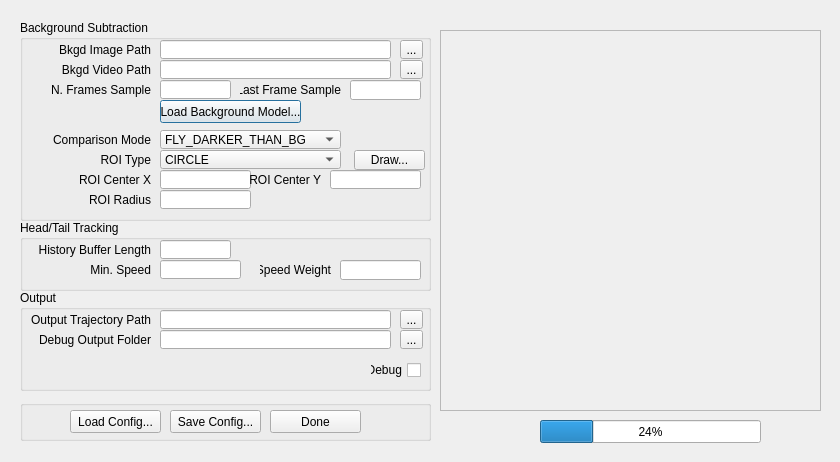
hubbardp/BIASJAABA, file src/plugin/flytrack/flytrack_plugin.ui: the form before one commit.
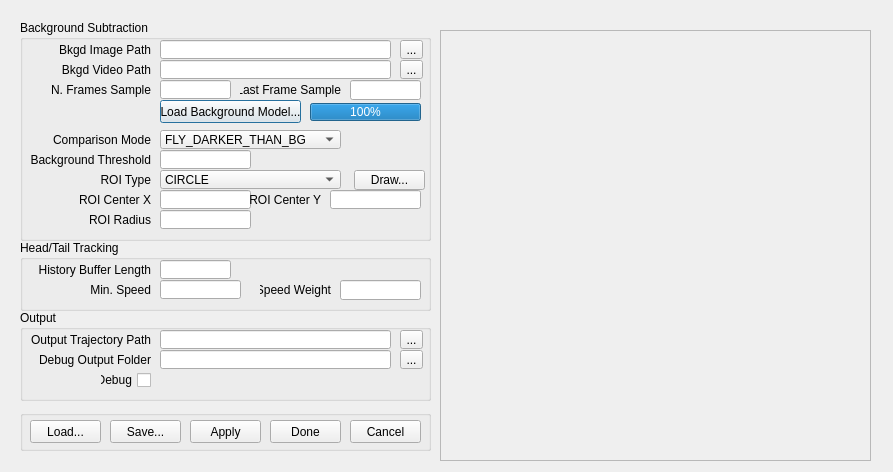
The form after the commit.

Commit message: Connecting flytrack UI to config.

The edit to the form file:
```diff
--- a/src/plugin/flytrack/flytrack_plugin.ui
+++ b/src/plugin/flytrack/flytrack_plugin.ui
@@ -6,10 +6,16 @@
    <rect>
     <x>0</x>
     <y>0</y>
-    <width>840</width>
-    <height>462</height>
+    <width>893</width>
+    <height>472</height>
    </rect>
   </property>
+  <property name="minimumSize">
+   <size>
+    <width>460</width>
+    <height>472</height>
+   </size>
+  </property>
   <property name="windowTitle">
    <string>Form</string>
   </property>
@@ -19,7 +25,7 @@
      <x>20</x>
      <y>20</y>
      <width>411</width>
-     <height>201</height>
+     <height>221</height>
     </rect>
    </property>
    <property name="title">
@@ -221,7 +227,7 @@
     <property name="geometry">
      <rect>
       <x>10</x>
-      <y>130</y>
+      <y>150</y>
       <width>121</width>
       <height>19</height>
      </rect>
@@ -240,7 +246,7 @@
     <property name="geometry">
      <rect>
       <x>140</x>
-      <y>130</y>
+      <y>150</y>
       <width>181</width>
       <height>19</height>
      </rect>
@@ -260,7 +266,7 @@
     <property name="geometry">
      <rect>
       <x>10</x>
-      <y>150</y>
+      <y>170</y>
       <width>121</width>
       <height>19</height>
      </rect>
@@ -279,7 +285,7 @@
     <property name="geometry">
      <rect>
       <x>140</x>
-      <y>150</y>
+      <y>170</y>
       <width>91</width>
       <height>19</height>
      </rect>
@@ -292,7 +298,7 @@
     <property name="geometry">
      <rect>
       <x>230</x>
-      <y>150</y>
+      <y>170</y>
       <width>71</width>
       <height>20</height>
      </rect>
@@ -311,7 +317,7 @@
     <property name="geometry">
      <rect>
       <x>310</x>
-      <y>150</y>
+      <y>170</y>
       <width>91</width>
       <height>19</height>
      </rect>
@@ -324,7 +330,7 @@
     <property name="geometry">
      <rect>
       <x>10</x>
-      <y>170</y>
+      <y>190</y>
       <width>121</width>
       <height>19</height>
      </rect>
@@ -343,7 +349,7 @@
     <property name="geometry">
      <rect>
       <x>140</x>
-      <y>170</y>
+      <y>190</y>
       <width>91</width>
       <height>19</height>
      </rect>
@@ -369,7 +375,7 @@
     <property name="geometry">
      <rect>
       <x>334</x>
-      <y>130</y>
+      <y>150</y>
       <width>71</width>
       <height>20</height>
      </rect>
@@ -378,12 +384,75 @@
      <string>Draw...</string>
     </property>
    </widget>
+   <widget class="QProgressBar" name="progressBar">
+    <property name="geometry">
+     <rect>
+      <x>290</x>
+      <y>83</y>
+      <width>111</width>
+      <height>18</height>
+     </rect>
+    </property>
+    <property name="sizePolicy">
+     <sizepolicy hsizetype="Expanding" vsizetype="Fixed">
+      <horstretch>0</horstretch>
+      <verstretch>0</verstretch>
+     </sizepolicy>
+    </property>
+    <property name="layoutDirection">
+     <enum>Qt::LeftToRight</enum>
+    </property>
+    <property name="value">
+     <number>100</number>
+    </property>
+    <property name="alignment">
+     <set>Qt::AlignCenter</set>
+    </property>
+    <property name="invertedAppearance">
+     <bool>false</bool>
+    </property>
+    <property name="textDirection">
+     <enum>QProgressBar::TopToBottom</enum>
+    </property>
+   </widget>
+   <widget class="QLabel" name="backgroundThresholdLabel">
+    <property name="geometry">
+     <rect>
+      <x>10</x>
+      <y>130</y>
+      <width>121</width>
+      <height>19</height>
+     </rect>
+    </property>
+    <property name="layoutDirection">
+     <enum>Qt::RightToLeft</enum>
+    </property>
+    <property name="text">
+     <string>Background Threshold</string>
+    </property>
+    <property name="alignment">
+     <set>Qt::AlignRight|Qt::AlignTrailing|Qt::AlignVCenter</set>
+    </property>
+   </widget>
+   <widget class="QLineEdit" name="backgroundThresholdLineEdit">
+    <property name="geometry">
+     <rect>
+      <x>140</x>
+      <y>130</y>
+      <width>91</width>
+      <height>19</height>
+     </rect>
+    </property>
+    <property name="text">
+     <string/>
+    </property>
+   </widget>
   </widget>
   <widget class="QGroupBox" name="headTailGroupBox">
    <property name="geometry">
     <rect>
      <x>20</x>
-     <y>220</y>
+     <y>240</y>
      <width>411</width>
      <height>71</height>
     </rect>
@@ -492,9 +561,9 @@
    <property name="geometry">
     <rect>
      <x>20</x>
-     <y>290</y>
+     <y>310</y>
      <width>411</width>
-     <height>101</height>
+     <height>91</height>
     </rect>
    </property>
    <property name="title">
@@ -545,8 +614,8 @@
    <widget class="QCheckBox" name="DEBUGCheckBox">
     <property name="geometry">
      <rect>
-      <x>350</x>
-      <y>70</y>
+      <x>80</x>
+      <y>60</y>
       <width>51</width>
       <height>20</height>
      </rect>
@@ -605,7 +674,7 @@
    <property name="geometry">
     <rect>
      <x>20</x>
-     <y>400</y>
+     <y>410</y>
      <width>411</width>
      <height>41</height>
     </rect>
@@ -616,27 +685,27 @@
    <widget class="QPushButton" name="loadPushButton">
     <property name="geometry">
      <rect>
-      <x>50</x>
+      <x>10</x>
       <y>10</y>
-      <width>91</width>
+      <width>71</width>
       <height>23</height>
      </rect>
     </property>
     <property name="text">
-     <string>Load Config...</string>
+     <string>Load...</string>
     </property>
    </widget>
    <widget class="QPushButton" name="savePushButton">
     <property name="geometry">
      <rect>
-      <x>150</x>
+      <x>90</x>
       <y>10</y>
-      <width>91</width>
+      <width>71</width>
       <height>23</height>
      </rect>
     </property>
     <property name="text">
-     <string>Save Config...</string>
+     <string>Save...</string>
     </property>
    </widget>
    <widget class="QPushButton" name="donePushButton">
@@ -644,7 +713,7 @@
      <rect>
       <x>250</x>
       <y>10</y>
-      <width>91</width>
+      <width>71</width>
       <height>23</height>
      </rect>
     </property>
@@ -652,14 +721,40 @@
      <string>Done</string>
     </property>
    </widget>
+   <widget class="QPushButton" name="applyPushButton">
+    <property name="geometry">
+     <rect>
+      <x>170</x>
+      <y>10</y>
+      <width>71</width>
+      <height>23</height>
+     </rect>
+    </property>
+    <property name="text">
+     <string>Apply</string>
+    </property>
+   </widget>
+   <widget class="QPushButton" name="cancelPushButton">
+    <property name="geometry">
+     <rect>
+      <x>330</x>
+      <y>10</y>
+      <width>71</width>
+      <height>23</height>
+     </rect>
+    </property>
+    <property name="text">
+     <string>Cancel</string>
+    </property>
+   </widget>
   </widget>
   <widget class="QFrame" name="frame">
    <property name="geometry">
     <rect>
      <x>440</x>
      <y>30</y>
-     <width>381</width>
-     <height>381</height>
+     <width>431</width>
+     <height>431</height>
     </rect>
    </property>
    <property name="frameShape">
@@ -669,19 +764,6 @@
     <enum>QFrame::Raised</enum>
    </property>
   </widget>
-  <widget class="QProgressBar" name="progressBar">
-   <property name="geometry">
-    <rect>
-     <x>540</x>
-     <y>420</y>
-     <width>221</width>
-     <height>23</height>
-    </rect>
-   </property>
-   <property name="value">
-    <number>24</number>
-   </property>
-  </widget>
  </widget>
  <resources/>
  <connections/>
```
Left out of the diff: 6 changed lines with no effect on the pictures. The commit also changes 4 other files.
